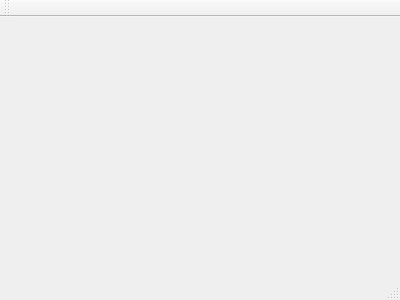
Formiat/ES_IDE, file mainwindow.ui: the form before one commit.
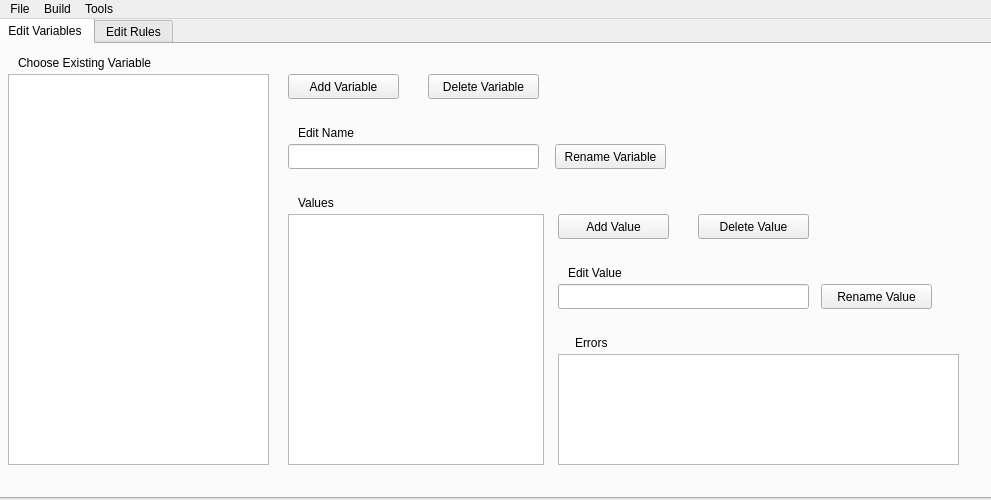
The form after the commit.

Commit message: Variable Editor finished

```diff
--- a/mainwindow.ui
+++ b/mainwindow.ui
@@ -1,24 +1,351 @@
 <ui version="4.0">
  <class>MainWindow</class>
- <widget class="QMainWindow" name="MainWindow" >
-  <property name="geometry" >
+ <widget class="QMainWindow" name="MainWindow">
+  <property name="geometry">
    <rect>
     <x>0</x>
     <y>0</y>
-    <width>400</width>
-    <height>300</height>
+    <width>991</width>
+    <height>500</height>
    </rect>
   </property>
-  <property name="windowTitle" >
-   <string>MainWindow</string>
+  <property name="minimumSize">
+   <size>
+    <width>500</width>
+    <height>350</height>
+   </size>
   </property>
-  <widget class="QMenuBar" name="menuBar" />
-  <widget class="QToolBar" name="mainToolBar" />
-  <widget class="QWidget" name="centralWidget" />
-  <widget class="QStatusBar" name="statusBar" />
+  <property name="windowTitle">
+   <string>ES IDE</string>
+  </property>
+  <property name="locale">
+   <locale language="English" country="UnitedStates"/>
+  </property>
+  <widget class="QWidget" name="centralWidget">
+   <widget class="QTabWidget" name="tabWidget">
+    <property name="geometry">
+     <rect>
+      <x>-4</x>
+      <y>-1</y>
+      <width>1001</width>
+      <height>481</height>
+     </rect>
+    </property>
+    <property name="currentIndex">
+     <number>0</number>
+    </property>
+    <widget class="QWidget" name="editVarTab">
+     <attribute name="title">
+      <string>Edit Variables</string>
+     </attribute>
+     <widget class="QPushButton" name="addVarButton">
+      <property name="geometry">
+       <rect>
+        <x>290</x>
+        <y>30</y>
+        <width>111</width>
+        <height>25</height>
+       </rect>
+      </property>
+      <property name="text">
+       <string>Add Variable</string>
+      </property>
+     </widget>
+     <widget class="QListWidget" name="varList">
+      <property name="geometry">
+       <rect>
+        <x>10</x>
+        <y>30</y>
+        <width>261</width>
+        <height>391</height>
+       </rect>
+      </property>
+      <property name="font">
+       <font>
+        <pointsize>12</pointsize>
+       </font>
+      </property>
+      <property name="sortingEnabled">
+       <bool>true</bool>
+      </property>
+     </widget>
+     <widget class="QPushButton" name="deleteVarButton">
+      <property name="geometry">
+       <rect>
+        <x>430</x>
+        <y>30</y>
+        <width>111</width>
+        <height>25</height>
+       </rect>
+      </property>
+      <property name="text">
+       <string>Delete Variable</string>
+      </property>
+     </widget>
+     <widget class="QLineEdit" name="varNameEdit">
+      <property name="geometry">
+       <rect>
+        <x>290</x>
+        <y>100</y>
+        <width>251</width>
+        <height>25</height>
+       </rect>
+      </property>
+     </widget>
+     <widget class="QLabel" name="label">
+      <property name="geometry">
+       <rect>
+        <x>20</x>
+        <y>10</y>
+        <width>191</width>
+        <height>17</height>
+       </rect>
+      </property>
+      <property name="text">
+       <string>Choose Existing Variable</string>
+      </property>
+     </widget>
+     <widget class="QLabel" name="label_2">
+      <property name="geometry">
+       <rect>
+        <x>300</x>
+        <y>80</y>
+        <width>151</width>
+        <height>17</height>
+       </rect>
+      </property>
+      <property name="text">
+       <string>Edit Name</string>
+      </property>
+     </widget>
+     <widget class="QListWidget" name="valueList">
+      <property name="geometry">
+       <rect>
+        <x>290</x>
+        <y>170</y>
+        <width>256</width>
+        <height>251</height>
+       </rect>
+      </property>
+     </widget>
+     <widget class="QLabel" name="label_3">
+      <property name="geometry">
+       <rect>
+        <x>300</x>
+        <y>150</y>
+        <width>101</width>
+        <height>17</height>
+       </rect>
+      </property>
+      <property name="text">
+       <string>Values</string>
+      </property>
+     </widget>
+     <widget class="QLabel" name="label_4">
+      <property name="geometry">
+       <rect>
+        <x>570</x>
+        <y>220</y>
+        <width>151</width>
+        <height>17</height>
+       </rect>
+      </property>
+      <property name="text">
+       <string>Edit Value</string>
+      </property>
+     </widget>
+     <widget class="QLineEdit" name="varValueEdit">
+      <property name="geometry">
+       <rect>
+        <x>560</x>
+        <y>240</y>
+        <width>251</width>
+        <height>25</height>
+       </rect>
+      </property>
+     </widget>
+     <widget class="QPushButton" name="deleteValueButton">
+      <property name="geometry">
+       <rect>
+        <x>700</x>
+        <y>170</y>
+        <width>111</width>
+        <height>25</height>
+       </rect>
+      </property>
+      <property name="text">
+       <string>Delete Value</string>
+      </property>
+     </widget>
+     <widget class="QPushButton" name="addValueButton">
+      <property name="geometry">
+       <rect>
+        <x>560</x>
+        <y>170</y>
+        <width>111</width>
+        <height>25</height>
+       </rect>
+      </property>
+      <property name="text">
+       <string>Add Value</string>
+      </property>
+     </widget>
+     <widget class="QLabel" name="label_5">
+      <property name="geometry">
+       <rect>
+        <x>577</x>
+        <y>290</y>
+        <width>111</width>
+        <height>17</height>
+       </rect>
+      </property>
+      <property name="text">
+       <string>Errors</string>
+      </property>
+     </widget>
+     <widget class="QPushButton" name="renameVarButton">
+      <property name="geometry">
+       <rect>
+        <x>557</x>
+        <y>100</y>
+        <width>111</width>
+        <height>25</height>
+       </rect>
+      </property>
+      <property name="text">
+       <string>Rename Variable</string>
+      </property>
+     </widget>
+     <widget class="QPushButton" name="renameValueButton">
+      <property name="geometry">
+       <rect>
+        <x>823</x>
+        <y>240</y>
+        <width>111</width>
+        <height>25</height>
+       </rect>
+      </property>
+      <property name="text">
+       <string>Rename Value</string>
+      </property>
+     </widget>
+     <widget class="QTextEdit" name="errorsEdit">
+      <property name="geometry">
+       <rect>
+        <x>560</x>
+        <y>310</y>
+        <width>401</width>
+        <height>111</height>
+       </rect>
+      </property>
+      <property name="readOnly">
+       <bool>true</bool>
+      </property>
+     </widget>
+    </widget>
+    <widget class="QWidget" name="editRulTab">
+     <attribute name="title">
+      <string>Edit Rules</string>
+     </attribute>
+    </widget>
+   </widget>
+  </widget>
+  <widget class="QMenuBar" name="menuBar">
+   <property name="geometry">
+    <rect>
+     <x>0</x>
+     <y>0</y>
+     <width>991</width>
+     <height>22</height>
+    </rect>
+   </property>
+   <widget class="QMenu" name="menuFile">
+    <property name="locale">
+     <locale language="English" country="UnitedStates"/>
+    </property>
+    <property name="title">
+     <string>File</string>
+    </property>
+    <addaction name="actionNew_Project"/>
+    <addaction name="actionOpen_Project"/>
+    <addaction name="separator"/>
+    <addaction name="actionClose_Project"/>
+    <addaction name="separator"/>
+    <addaction name="actionSave_Project"/>
+    <addaction name="separator"/>
+    <addaction name="actionExit"/>
+   </widget>
+   <widget class="QMenu" name="menuBuild">
+    <property name="locale">
+     <locale language="English" country="UnitedStates"/>
+    </property>
+    <property name="title">
+     <string>Build</string>
+    </property>
+    <addaction name="actionCheck"/>
+    <addaction name="actionInterpret"/>
+    <addaction name="actionGenerate_Source_Code"/>
+   </widget>
+   <widget class="QMenu" name="menuTools">
+    <property name="locale">
+     <locale language="English" country="UnitedStates"/>
+    </property>
+    <property name="title">
+     <string>Tools</string>
+    </property>
+    <addaction name="actionSettings"/>
+   </widget>
+   <addaction name="menuFile"/>
+   <addaction name="menuBuild"/>
+   <addaction name="menuTools"/>
+  </widget>
+  <action name="actionOpen_Project">
+   <property name="text">
+    <string>Open Project</string>
+   </property>
+  </action>
+  <action name="actionClose_Project">
+   <property name="text">
+    <string>Close Project</string>
+   </property>
+  </action>
+  <action name="actionExit">
+   <property name="text">
+    <string>Exit</string>
+   </property>
+  </action>
+  <action name="actionCheck">
+   <property name="text">
+    <string>Check</string>
+   </property>
+  </action>
+  <action name="actionInterpret">
+   <property name="text">
+    <string>Interpret</string>
+   </property>
+  </action>
+  <action name="actionGenerate_Source_Code">
+   <property name="text">
+    <string>Generate Source Code</string>
+   </property>
+  </action>
+  <action name="actionSave_Project">
+   <property name="text">
+    <string>Save Project</string>
+   </property>
+  </action>
+  <action name="actionNew_Project">
+   <property name="text">
+    <string>New Project</string>
+   </property>
+  </action>
+  <action name="actionSettings">
+   <property name="text">
+    <string>Settings</string>
+   </property>
+  </action>
  </widget>
- <layoutDefault spacing="6" margin="11" />
- <pixmapfunction></pixmapfunction>
+ <layoutdefault spacing="6" margin="11"/>
  <resources/>
  <connections/>
 </ui>
```
Left out of the diff: 1 changed line with no effect on the pictures. The commit also changes 9 other files.
